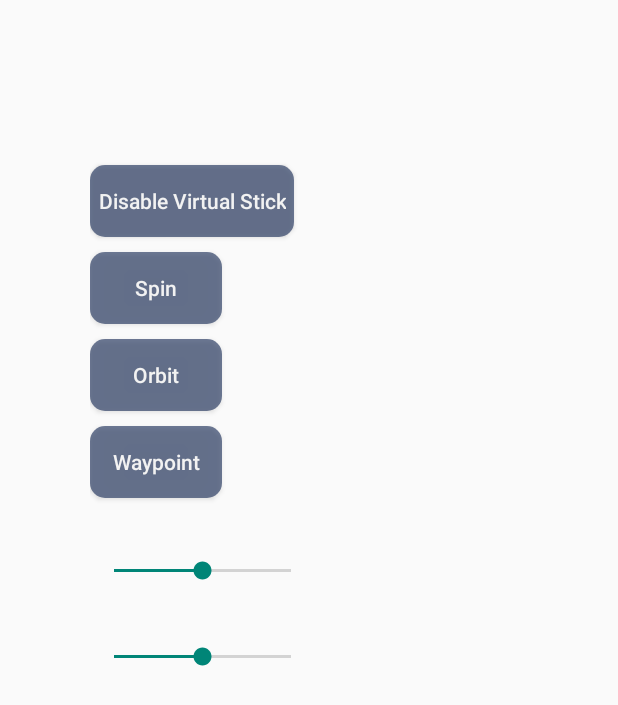
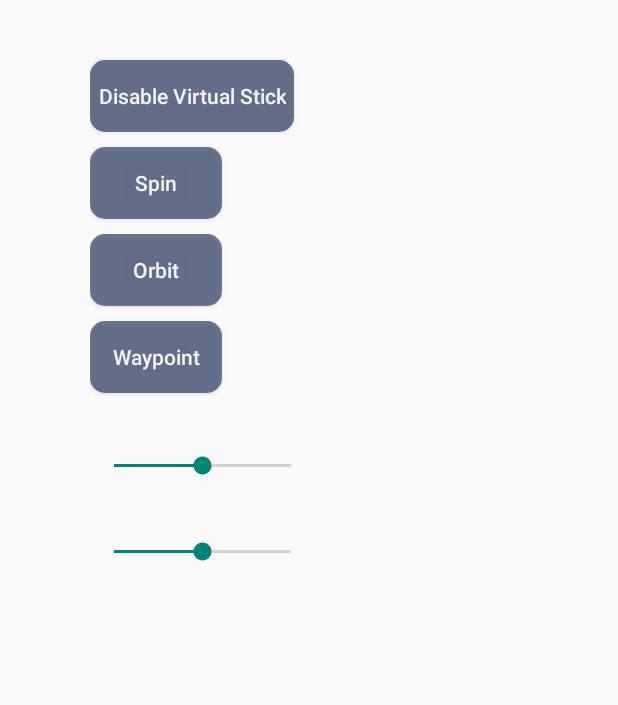
Before and after one commit to jjl1409/CustomSDKMavicMini, an Android app: the layout sticks_virtual.xml on its own in the app's theme, with its tools: preview values and no code run, on a phone screen of 412 x 824 dp. Shown: the top 705 px of the screen. Run offline under Robolectric (Android 15) with nearby library versions, the phone set to English and light mode, and no system bars.

Commit message:
minor gui changes

```diff
--- a/app/src/main/res/layout/sticks_virtual.xml
+++ b/app/src/main/res/layout/sticks_virtual.xml
@@ -6,7 +6,7 @@
     android:layout_width="match_parent"
     android:layout_height="match_parent"
     android:layout_marginLeft="60dp"
-    android:layout_marginTop= "100dp"
+    android:layout_marginTop= "30dp"
     android:orientation="vertical"
     tools:context=".VirtualSticks">
 
--- a/app/src/main/res/values-v21/styles.xml
+++ b/app/src/main/res/values-v21/styles.xml
@@ -18,7 +18,7 @@
 
     <style name="common_button">
         <item name="android:layout_width">100dp</item>
-        <item name="android:layout_height">30dp</item>
+        <item name="android:layout_height">3dp</item>
         <item name="android:layout_marginTop">10dp</item>
         <item name="android:background">@drawable/round_btn</item>
         <item name="android:paddingLeft">5dp</item>
```
Also changed, not shown: app/src/main/java/com/dji/customsdk/MainActivity.java (+1 -6 lines), app/src/main/res/layout/activity_main.xml (+8 -9 lines).
